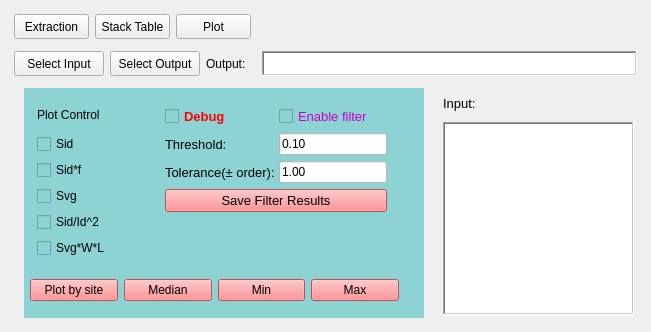
Qt form ui/noise_tool_tab.ui (howlandhuang/Modular-Tool-gf) before a commit.
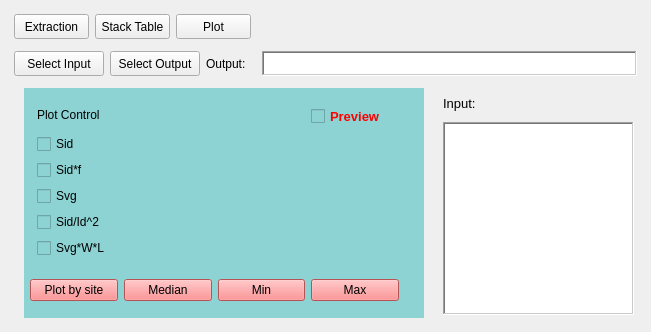
The same form after that commit. The open tabs and pages were chosen to show the change.

```diff
--- a/ui/noise_tool_tab.ui
+++ b/ui/noise_tool_tab.ui
@@ -551,7 +551,7 @@
                    <string notr="true">color: rgb(255, 0, 0);</string>
                   </property>
                   <property name="text">
-                   <string>Debug</string>
+                   <string>Preview</string>
                   </property>
                   <property name="checked">
                    <bool>false</bool>
@@ -561,117 +561,6 @@
                   </property>
                  </widget>
                 </item>
-                <item row="0" column="1">
-                 <widget class="QCheckBox" name="filter_outliers_box">
-                  <property name="font">
-                   <font>
-                    <family>MS Shell Dlg 2</family>
-                    <pointsize>10</pointsize>
-                    <weight>50</weight>
-                    <italic>false</italic>
-                    <bold>false</bold>
-                   </font>
-                  </property>
-                  <property name="styleSheet">
-                   <string notr="true">font: 10pt &quot;MS Shell Dlg 2&quot;;
-color: rgb(202, 0, 202);
-
-</string>
-                  </property>
-                  <property name="text">
-                   <string>Enable filter</string>
-                  </property>
-                  <property name="checked">
-                   <bool>false</bool>
-                  </property>
-                  <property name="autoRepeat">
-                   <bool>false</bool>
-                  </property>
-                 </widget>
-                </item>
-                <item row="1" column="0">
-                 <widget class="QLabel" name="threshold_label">
-                  <property name="font">
-                   <font>
-                    <pointsize>10</pointsize>
-                   </font>
-                  </property>
-                  <property name="text">
-                   <string>Threshold:</string>
-                  </property>
-                 </widget>
-                </item>
-                <item row="2" column="0">
-                 <widget class="QLabel" name="tolerance_label">
-                  <property name="font">
-                   <font>
-                    <pointsize>10</pointsize>
-                   </font>
-                  </property>
-                  <property name="text">
-                   <string>Tolerance(± order):</string>
-                  </property>
-                 </widget>
-                </item>
-                <item row="3" column="0" colspan="2">
-                 <widget class="QPushButton" name="save_filtered_btn">
-                  <property name="font">
-                   <font>
-                    <pointsize>10</pointsize>
-                   </font>
-                  </property>
-                  <property name="styleSheet">
-                   <string notr="true">background-color: rgb(255, 116, 118);</string>
-                  </property>
-                  <property name="text">
-                   <string>Save Filter Results</string>
-                  </property>
-                 </widget>
-                </item>
-                <item row="1" column="1">
-                 <widget class="QLineEdit" name="filter_threshold_edit">
-                  <property name="styleSheet">
-                   <string notr="true">background-color: rgb(255, 255, 255);</string>
-                  </property>
-                  <property name="text">
-                   <string>0.10</string>
-                  </property>
-                  <property name="maxLength">
-                   <number>5</number>
-                  </property>
-                  <property name="frame">
-                   <bool>true</bool>
-                  </property>
-                  <property name="echoMode">
-                   <enum>QLineEdit::Normal</enum>
-                  </property>
-                  <property name="dragEnabled">
-                   <bool>false</bool>
-                  </property>
-                 </widget>
-                </item>
-                <item row="2" column="1">
-                 <widget class="QLineEdit" name="filter_tolerance_edit">
-                  <property name="styleSheet">
-                   <string notr="true">background-color: rgb(255, 255, 255);</string>
-                  </property>
-                  <property name="text">
-                   <string>1.00</string>
-                  </property>
-                  <property name="maxLength">
-                   <number>6</number>
-                  </property>
-                  <property name="frame">
-                   <bool>true</bool>
-                  </property>
-                  <property name="echoMode">
-                   <enum>QLineEdit::Normal</enum>
-                  </property>
-                  <property name="dragEnabled">
-                   <bool>false</bool>
-                  </property>
-                 </widget>
-                </item>
                </layout>
               </item>
              </layout>
```
Left out of the diff: 73 changed lines with no effect on the pictures.
